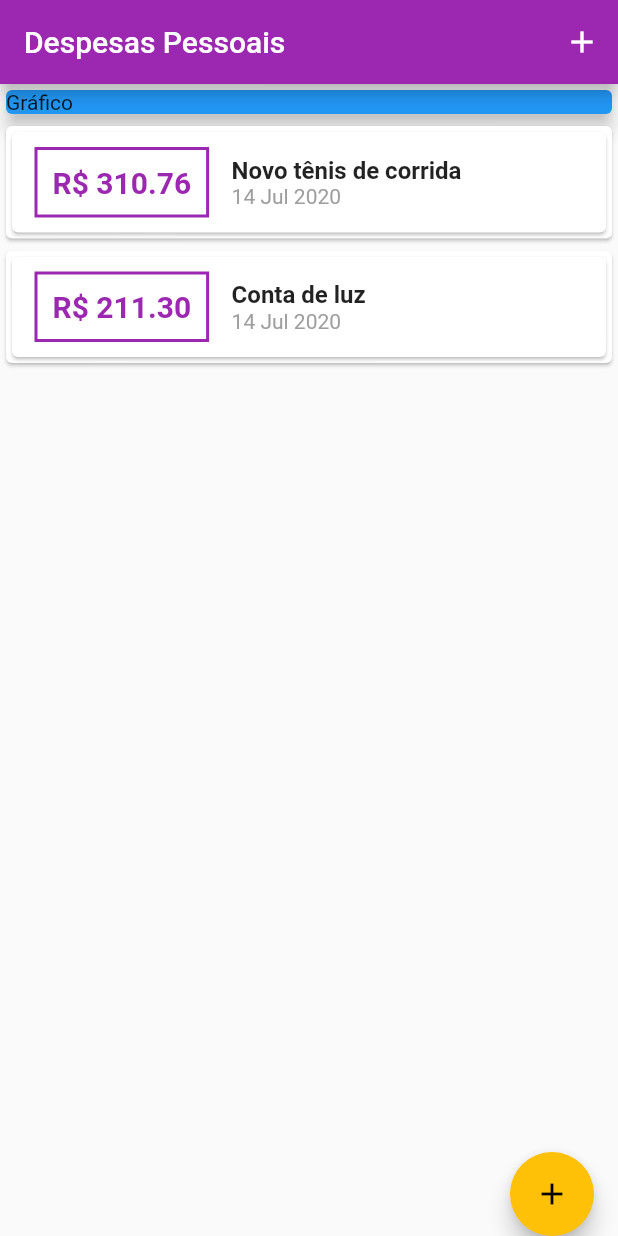
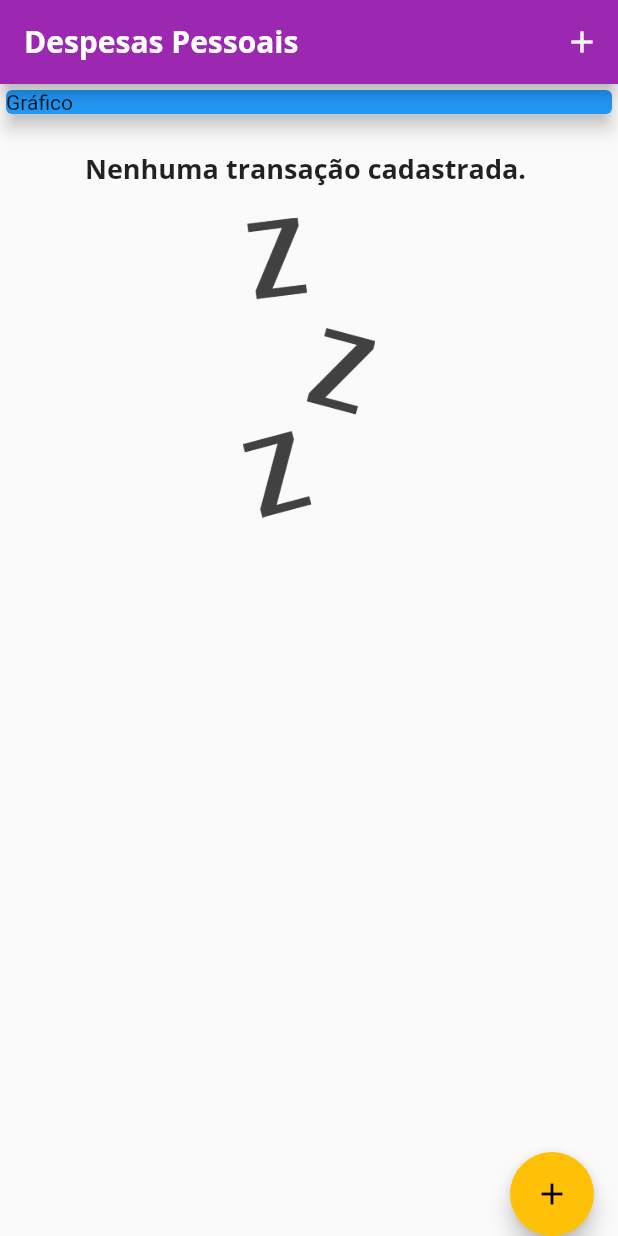
Before and after one commit to leonardoamaral92/expenses, a Flutter app: the screen it shows after launch, on a phone screen of 412 x 824 dp. Run offline on Flutter 3.47's test engine with Material 2 defaults, Android fonts, the phone set to English and light mode, and no system bars.

```diff
--- a/lib/components/transaction_list.dart
+++ b/lib/components/transaction_list.dart
@@ -11,7 +11,27 @@ class TransactionList extends StatelessWidget {
   Widget build(BuildContext context) {
     return Container(
       height: 300,
-      child: ListView.builder(
+      child: transactions.isEmpty
+          ? Column(
+              children: <Widget>[
+                SizedBox(
+                  height: 20,
+                ),
+                Text(
+                  'Nenhuma transação cadastrada. ',
+                  style: Theme.of(context).textTheme.headline6,
+                ),
+                SizedBox(
+                  height: 20,
+                ),
+                Container(
+                  height: 200,
+                  child: Image.asset('assets/images/waiting.png',
+                      fit: BoxFit.cover),
+                ),
+              ],
+            )
+          : ListView.builder(
               itemCount: transactions.length,
               itemBuilder: (ctx, index) {
                 final tr = transactions[index];
@@ -20,7 +40,8 @@ class TransactionList extends StatelessWidget {
                     child: Row(
                       children: <Widget>[
                         Container(
-                    margin: EdgeInsets.symmetric(horizontal: 15, vertical: 10),
+                          margin: EdgeInsets.symmetric(
+                              horizontal: 15, vertical: 10),
                           decoration: BoxDecoration(
                             border: Border.all(
                                 color: Theme.of(context).primaryColor,
@@ -40,8 +61,7 @@ class TransactionList extends StatelessWidget {
                           children: <Widget>[
                             Text(
                               tr.title,
-                        style: TextStyle(
-                            fontSize: 16, fontWeight: FontWeight.bold),
+                              style: Theme.of(context).textTheme.headline6,
                             ),
                             Text(
                               DateFormat('d MMM y').format(tr.date),
--- a/lib/main.dart
+++ b/lib/main.dart
@@ -13,8 +13,19 @@ class ExpensesApp extends StatelessWidget {
       home: MyHomePage(),
       theme: ThemeData(
           primarySwatch: Colors.purple,
-        accentColor: Colors.amber
-      ),
+          accentColor: Colors.amber,
+          fontFamily: 'Quicksand',
+          textTheme: ThemeData.light().textTheme.copyWith(
+              headline6: TextStyle(
+                  fontFamily: 'OpenSans',
+                  fontSize: 18,
+                  fontWeight: FontWeight.bold)),
+          appBarTheme: AppBarTheme(
+              textTheme: ThemeData.light().textTheme.copyWith(
+                  headline6: TextStyle(
+                      fontFamily: 'OpenSans',
+                      fontSize: 20,
+                      fontWeight: FontWeight.bold)))),
     );
   }
 }
@@ -25,19 +36,19 @@ class MyHomePage extends StatefulWidget {
 }
 
 class _MyHomePageState extends State<MyHomePage> {
-  final _transactions = [
-    Transaction(
-      id: 't1',
-      title: 'Novo tênis de corrida',
-      value: 310.76,
-      date: DateTime.now(),
-    ),
-    Transaction(
-      id: 't2',
-      title: 'Conta de luz',
-      value: 211.30,
-      date: DateTime.now(),
-    ),
+  final List<Transaction> _transactions = [
+    //   Transaction(
+    //     id: 't1',
+    //     title: 'Novo tênis de corrida',
+    //     value: 310.76,
+    //     date: DateTime.now(),
+    //   ),
+    //   Transaction(
+    //     id: 't2',
+    //     title: 'Conta de luz',
+    //     value: 211.30,
+    //     date: DateTime.now(),
+    //   ),
   ];
 
   _addTransaction(String title, double value) {
```
Also changed, not shown: pubspec.yaml (+13 -9 lines), assets/fonts/OpenSans-Bold.ttf (added), assets/fonts/OpenSans-Regular.ttf (added), assets/fonts/Quicksand-Bold.ttf (added), assets/fonts/Quicksand-Light.ttf (added), assets/fonts/Quicksand-Medium.ttf (added), assets/fonts/Quicksand-Regular.ttf (added), assets/images/waiting.png (added), pubspec.lock. Lines whose indentation alone changed are shown as unchanged.
